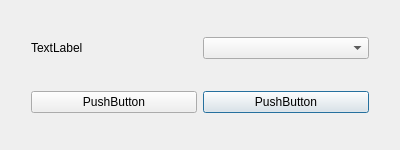
Above: vibra/interface/data/ui_files/general/chose_propertyto_delete.ui from MOPT-UFSC/VIBRA before the change. Below: the same form after it.
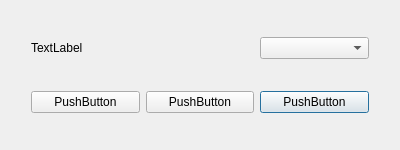
That is the form after the change.

Patch:
```diff
--- a/vibra/interface/data/ui_files/general/chose_propertyto_delete.ui
+++ b/vibra/interface/data/ui_files/general/chose_propertyto_delete.ui
@@ -32,6 +32,9 @@
    <string>Dialog</string>
   </property>
   <layout class="QGridLayout" name="gridLayout_2">
+   <item row="0" column="3">
+    <widget class="QComboBox" name="property_comboBox"/>
+   </item>
    <item row="0" column="0">
     <spacer name="horizontalSpacer">
      <property name="orientation">
@@ -48,7 +51,7 @@
      </property>
     </spacer>
    </item>
-   <item row="0" column="3">
+   <item row="0" column="4">
     <spacer name="horizontalSpacer_2">
      <property name="orientation">
       <enum>Qt::Orientation::Horizontal</enum>
@@ -64,16 +67,6 @@
      </property>
     </spacer>
    </item>
-   <item row="0" column="2">
-    <widget class="QComboBox" name="property_comboBox"/>
-   </item>
-   <item row="1" column="2">
-    <widget class="QPushButton" name="confirm_pushButton">
-     <property name="text">
-      <string>PushButton</string>
-     </property>
-    </widget>
-   </item>
    <item row="1" column="1">
     <widget class="QPushButton" name="cancel_pushButton">
      <property name="text">
@@ -88,6 +81,26 @@
      </property>
     </widget>
    </item>
+   <item row="1" column="3">
+    <widget class="QPushButton" name="confirm_pushButton">
+     <property name="text">
+      <string>PushButton</string>
+     </property>
+     <property name="default">
+      <bool>true</bool>
+     </property>
+    </widget>
+   </item>
+   <item row="1" column="2">
+    <widget class="QPushButton" name="remove_all_pushButton">
+     <property name="text">
+      <string>PushButton</string>
+     </property>
+     <property name="default">
+      <bool>false</bool>
+     </property>
+    </widget>
+   </item>
   </layout>
  </widget>
  <resources/>
```
